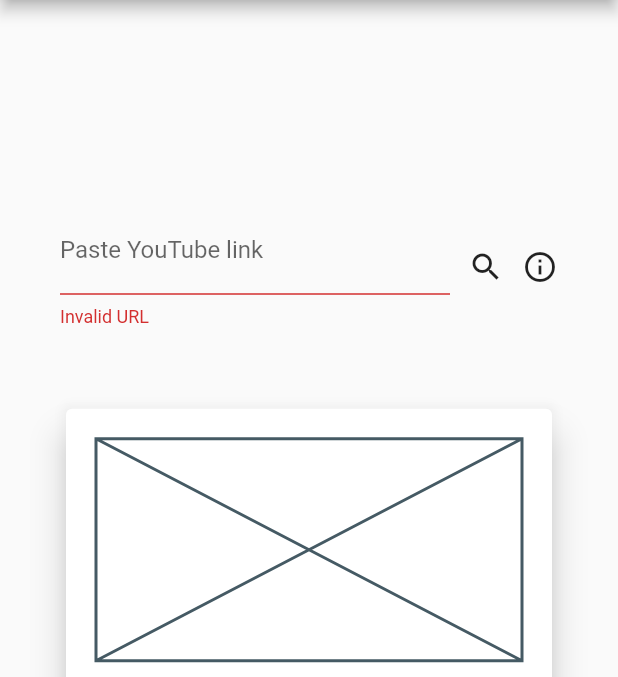
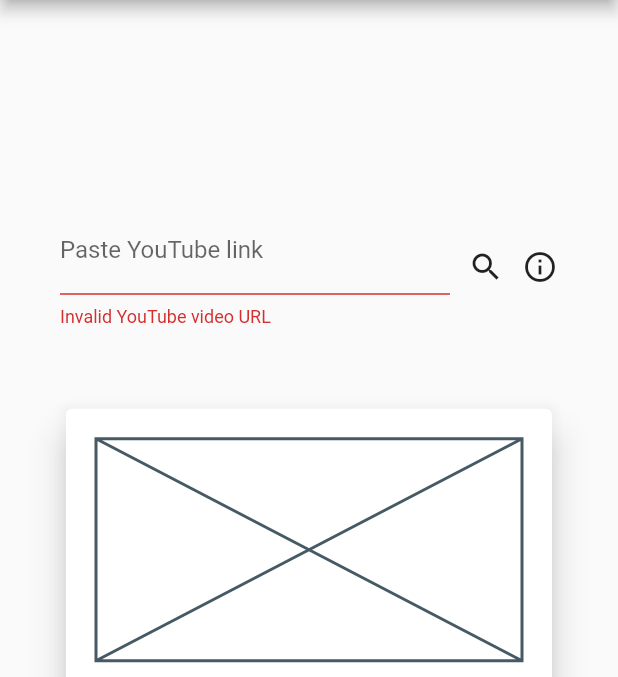
Before and after one commit to aparnapanda55/youtube_downloader, a Flutter app: the screen it shows after launch, after a tap on the "search" icon, on a phone screen of 412 x 824 dp, the part 84-761 px from its top. Run offline on Flutter 3.47's test engine with Material 2 defaults, Android fonts, the phone set to English and light mode, and no system bars.

Commit message:
handle one type of url

```diff
--- a/lib/main.dart
+++ b/lib/main.dart
@@ -80,11 +80,19 @@
   void submitForm(String url) {
     final state = formKey.currentState;
     if (state == null || !state.validate()) return;
-    print('fetching details');
+    final videoId = parseVideoId(url);
+    print('fetching details for $videoId');
+  }
+
+  String parseVideoId(String url) {
+    return (Uri.parse(url).queryParameters['v'] ?? '').trim();
   }
 
   String? validate(String? url) {
-    return 'Invalid URL';
+    if (url == null || parseVideoId(url).isEmpty) {
+      return 'Invalid YouTube video URL';
+    }
+    return null;
   }
 }
 
```
